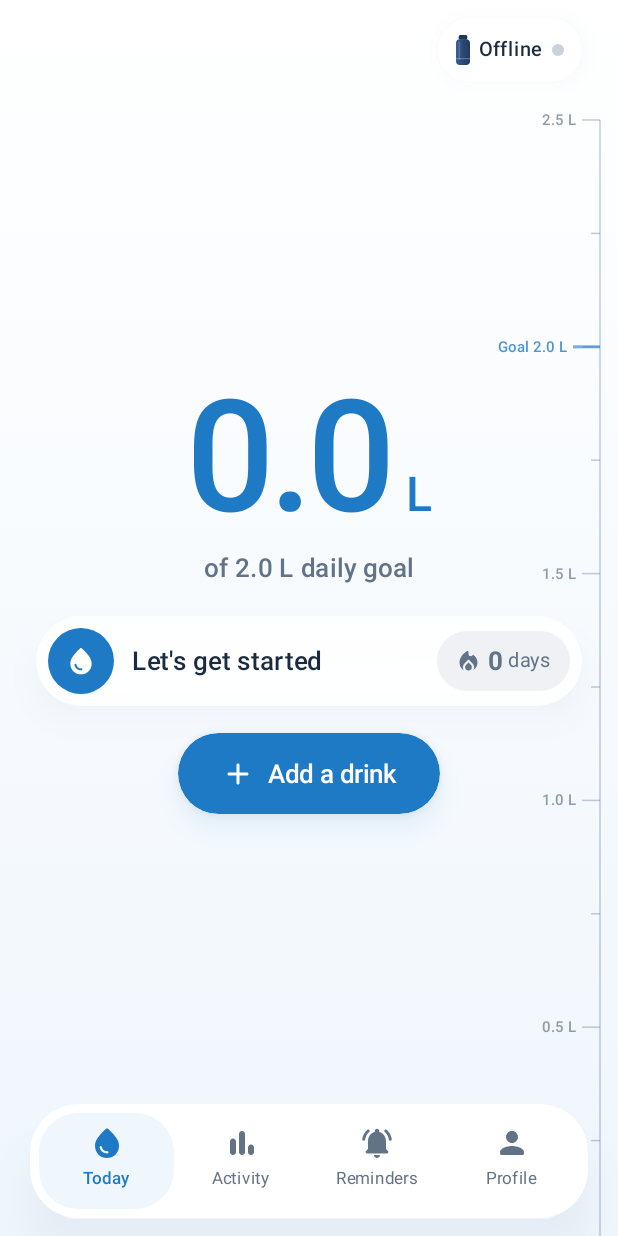
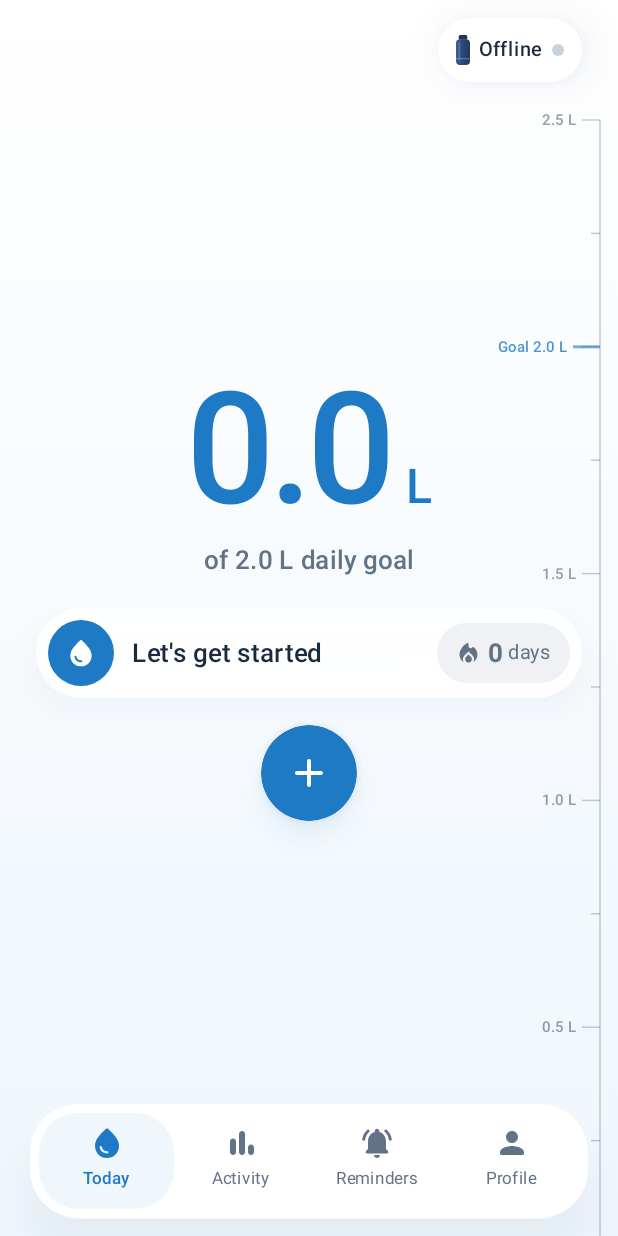
Before and after one commit to htl-leo-itp-26-28-4-5AHITM/Drinkly, an Android app built with Jetpack Compose: the screen it shows after launch (MainActivity), on a phone screen of 412 x 824 dp. Run offline under Robolectric (Android 15) with nearby library versions, the phone set to English and light mode, and no system bars; network calls fail; 2 statements that could not run were skipped.

Commit message:
feat(android): add-a-drink as a round plus button
Co-Authored-By: Claude Opus 5.5 <noreply@anthropic.com>

```diff
--- a/frontend/android/app/src/main/java/at/drinkly/app/ui/screens/TodayScreen.kt
+++ b/frontend/android/app/src/main/java/at/drinkly/app/ui/screens/TodayScreen.kt
@@ -160,13 +160,12 @@ fun TodayScreen(d: Dashboard, onAdd: (Int) -> Unit, onRefresh: () -> Unit, onBot
                 interactionSource = source,
                 modifier = Modifier
                     .pressScale(source)
-                    .height(54.dp)
-                    .shadow(10.dp, RoundedCornerShape(50), spotColor = DrinklyColors.Blue.copy(alpha = 0.5f)),
-                contentPadding = PaddingValues(horizontal = 28.dp),
+                    .size(64.dp)
+                    .shadow(10.dp, CircleShape, spotColor = DrinklyColors.Blue.copy(alpha = 0.5f)),
+                shape = CircleShape,
+                contentPadding = PaddingValues(0.dp),
             ) {
-                Icon(Icons.Rounded.Add, contentDescription = null)
-                Spacer(Modifier.width(8.dp))
-                Text("Add a drink", fontSize = 17.sp, fontWeight = FontWeight.SemiBold)
+                Icon(Icons.Rounded.Add, contentDescription = "Add a drink", modifier = Modifier.size(32.dp))
             }
 
             Spacer(Modifier.weight(1f))
@@ -257,7 +256,7 @@ private fun ConnectionPill(d: Dashboard, onClick: () -> Unit) {
     val shape = RoundedCornerShape(50)
     Row(
         Modifier
-            .shadow(8.dp, shape, ambientColor = DrinklyColors.Navy.copy(alpha = 0.2f), spotColor = DrinklyColors.Navy.copy(alpha = 0.2f))
+            .shadow(16.dp, shape, ambientColor = DrinklyColors.Navy.copy(alpha = 0.4f), spotColor = DrinklyColors.Navy.copy(alpha = 0.4f))
             .pressable(shape, onClick = onClick)
             .background(Color.White)
             .padding(horizontal = 12.dp, vertical = 9.dp)
```
